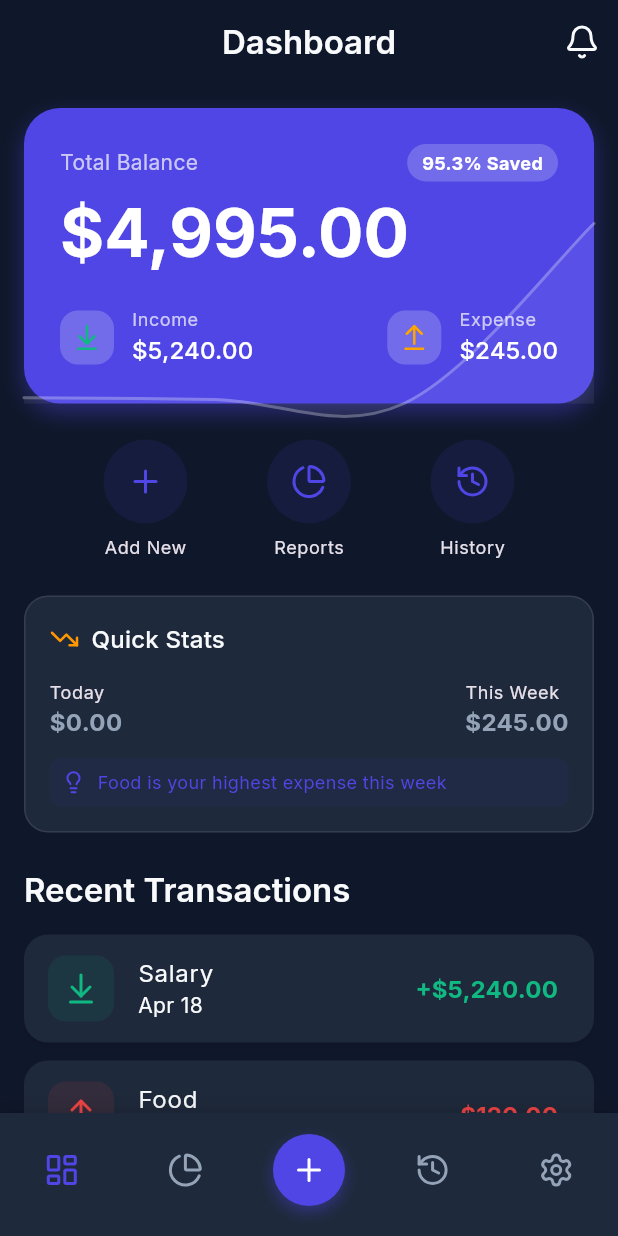
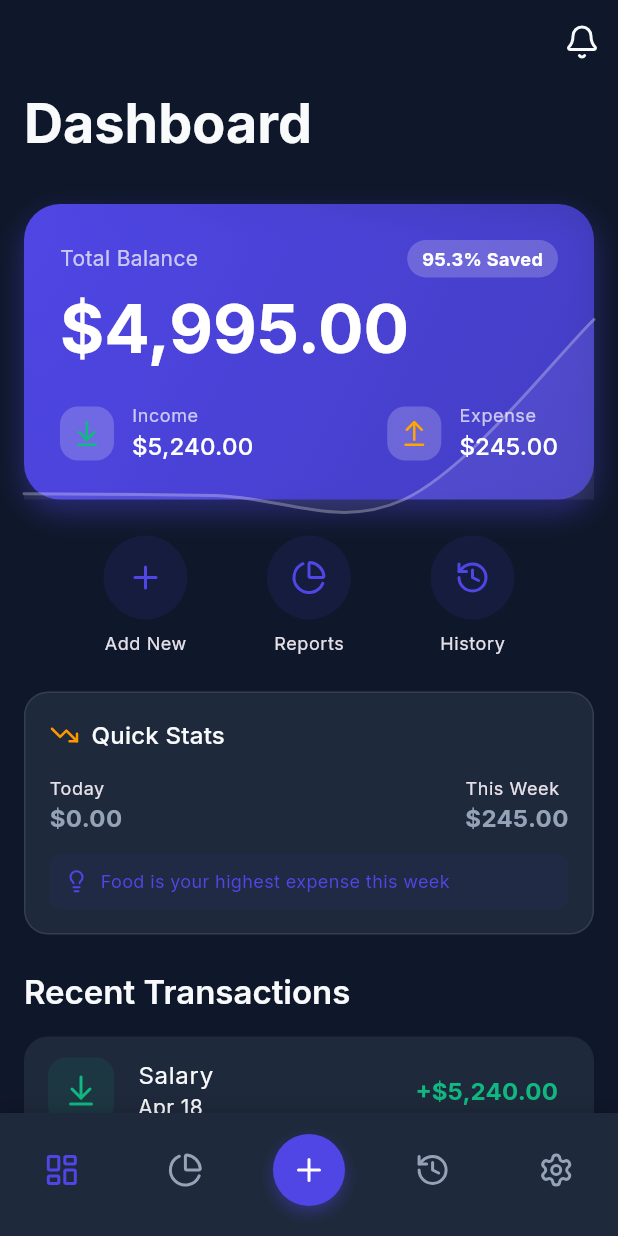
Before and after one commit to farukislamyt/fintrack_pro, a Flutter app: the screen it shows after launch, on a phone screen of 412 x 824 dp. Run offline on Flutter 3.47's test engine with Material 3 defaults, Android fonts, the phone set to English and light mode, and no system bars; drawn by our look-alikes of fl_chart, flutter_animate; our stand-ins replace flutter_riverpod, go_router, google_fonts, lucide_icons, shared_preferences.

Commit message:
feat: implement dashboard, history, and reports screens with data visualization and filtering capabilities

```diff
--- a/lib/features/dashboard/screens/dashboard_screen.dart
+++ b/lib/features/dashboard/screens/dashboard_screen.dart
@@ -5,6 +5,7 @@ import 'package:lucide_icons/lucide_icons.dart';
 import 'package:intl/intl.dart';
 import 'package:fl_chart/fl_chart.dart';
 import 'dart:math' as math;
+import 'package:flutter_animate/flutter_animate.dart';
 import '../../../core/models/transaction_model.dart';
 import '../../../core/providers/transaction_provider.dart';
 
@@ -13,46 +14,56 @@ class DashboardScreen extends ConsumerWidget {
 
   @override
   Widget build(BuildContext context, WidgetRef ref) {
+    return Scaffold(
+      body: CustomScrollView(
+        physics: const BouncingScrollPhysics(),
+        slivers: [
+          SliverAppBar(
+            expandedHeight: 120,
+            floating: false,
+            pinned: true,
+            scrolledUnderElevation: 8,
+            flexibleSpace: FlexibleSpaceBar(
+              title: Text('Dashboard', style: Theme.of(context).textTheme.titleLarge?.copyWith(fontWeight: FontWeight.bold, fontSize: 24)),
+              centerTitle: false,
+              titlePadding: const EdgeInsets.only(left: 16, bottom: 16),
+            ),
+            actions: [
+              IconButton(icon: const Icon(LucideIcons.bell), onPressed: () {}),
+            ],
+          ),
+          SliverPadding(
+            padding: const EdgeInsets.all(16.0),
+            sliver: SliverList(
+              delegate: SliverChildListDelegate([
+                const _DashboardBalanceCard().animate().fade(duration: 500.ms).slideY(begin: 0.1, end: 0, curve: Curves.easeOutQuad),
+                const SizedBox(height: 24),
+                const _DashboardQuickActions().animate().fade(duration: 500.ms, delay: 100.ms).slideY(begin: 0.1, end: 0, curve: Curves.easeOutQuad),
+                const SizedBox(height: 24),
+                const _DashboardMiniTrends().animate().fade(duration: 500.ms, delay: 200.ms).slideY(begin: 0.1, end: 0, curve: Curves.easeOutQuad),
+                const SizedBox(height: 24),
+                Text('Recent Transactions', style: Theme.of(context).textTheme.titleLarge).animate().fade(duration: 500.ms, delay: 300.ms),
+                const SizedBox(height: 16),
+                const _DashboardRecentTransactions().animate().fade(duration: 500.ms, delay: 400.ms).slideY(begin: 0.1, end: 0, curve: Curves.easeOutQuad),
+                const SizedBox(height: 32),
+              ]),
+            ),
+          ),
+        ],
+      ),
+    );
+  }
+}
+
+class _DashboardBalanceCard extends ConsumerWidget {
+  const _DashboardBalanceCard();
+
+  @override
+  Widget build(BuildContext context, WidgetRef ref) {
     final balance = ref.watch(totalBalanceProvider);
     final income = ref.watch(totalIncomeProvider);
     final expense = ref.watch(totalExpenseProvider);
     final transactions = ref.watch(transactionProvider);
-    final recentTransactions = transactions.take(5).toList();
-
-    return Scaffold(
-      appBar: AppBar(
-        title: const Text('Dashboard'),
-        actions: [
-          IconButton(
-            icon: const Icon(LucideIcons.bell),
-            onPressed: () {},
-          )
-        ],
-      ),
-      body: SingleChildScrollView(
-        padding: const EdgeInsets.all(16.0),
-        child: Column(
-          crossAxisAlignment: CrossAxisAlignment.start,
-          children: [
-            _buildBalanceCard(context, balance, income, expense, transactions),
-            const SizedBox(height: 24),
-            _buildQuickActions(context),
-            const SizedBox(height: 24),
-            _buildMiniTrends(context, transactions),
-            const SizedBox(height: 24),
-            Text(
-              'Recent Transactions',
-              style: Theme.of(context).textTheme.titleLarge,
-            ),
-            const SizedBox(height: 16),
-            _buildTransactionList(context, recentTransactions),
-          ],
-        ),
-      ),
-    );
-  }
-
-  Widget _buildBalanceCard(BuildContext context, double balance, double income, double expense, List<TransactionModel> transactions) {
     final theme = Theme.of(context);
     final currencyFormat = NumberFormat.currency(symbol: '\$');
 
@@ -62,13 +73,20 @@ class DashboardScreen extends ConsumerWidget {
     return Container(
       width: double.infinity,
       decoration: BoxDecoration(
-        color: theme.primaryColor,
+        gradient: LinearGradient(
+          begin: Alignment.topLeft,
+          end: Alignment.bottomRight,
+          colors: [
+            theme.primaryColor,
+            theme.primaryColor.withValues(alpha: 0.7),
+          ],
+        ),
         borderRadius: BorderRadius.circular(24),
         boxShadow: [
           BoxShadow(
             color: theme.primaryColor.withValues(alpha: 0.4),
-            blurRadius: 12,
-            offset: const Offset(0, 6),
+            blurRadius: 16,
+            offset: const Offset(0, 8),
           ),
         ],
       ),
@@ -83,9 +101,7 @@ class DashboardScreen extends ConsumerWidget {
               child: Opacity(
                 opacity: 0.3,
                 child: IgnorePointer(
-                  child: LineChart(
-                    _buildSparklineData(transactions),
-                  ),
+                  child: LineChart(_buildSparklineData(transactions)),
                 ),
               ),
             ),
@@ -100,9 +116,7 @@ class DashboardScreen extends ConsumerWidget {
                   children: [
                     Text(
                       'Total Balance',
-                      style: theme.textTheme.bodyMedium?.copyWith(
-                        color: Colors.white70,
-                      ),
+                      style: theme.textTheme.bodyMedium?.copyWith(color: Colors.white70),
                     ),
                     Container(
                       padding: const EdgeInsets.symmetric(horizontal: 10, vertical: 4),
@@ -120,16 +134,14 @@ class DashboardScreen extends ConsumerWidget {
                 const SizedBox(height: 8),
                 Text(
                   currencyFormat.format(balance),
-                  style: theme.textTheme.displayMedium?.copyWith(
-                    color: Colors.white,
-                  ),
+                  style: theme.textTheme.displayMedium?.copyWith(color: Colors.white),
                 ),
                 const SizedBox(height: 24),
                 Row(
                   mainAxisAlignment: MainAxisAlignment.spaceBetween,
                   children: [
-                    _buildIncomeExpenseStat(context, 'Income', currencyFormat.format(income), LucideIcons.arrowDownToLine, theme.colorScheme.secondary),
-                    _buildIncomeExpenseStat(context, 'Expense', currencyFormat.format(expense), LucideIcons.arrowUpFromLine, const Color(0xFFFFA500)),
+                    _IncomeExpenseStat(label: 'Income', amount: currencyFormat.format(income), icon: LucideIcons.arrowDownToLine, color: theme.colorScheme.secondary),
+                    _IncomeExpenseStat(label: 'Expense', amount: currencyFormat.format(expense), icon: LucideIcons.arrowUpFromLine, color: const Color(0xFFFFA500)),
                   ],
                 ),
               ],
@@ -155,9 +167,7 @@ class DashboardScreen extends ConsumerWidget {
       spots.add(FlSpot(i.toDouble(), runningNet));
     }
 
-    if (spots.length == 1) {
-      spots.add(FlSpot(1, spots.first.y));
-    }
+    if (spots.length == 1) spots.add(FlSpot(1, spots.first.y));
 
     return LineChartData(
       gridData: const FlGridData(show: false),
@@ -179,8 +189,23 @@ class DashboardScreen extends ConsumerWidget {
       ],
     );
   }
+}
 
-  Widget _buildIncomeExpenseStat(BuildContext context, String label, String amount, IconData icon, Color color) {
+class _IncomeExpenseStat extends StatelessWidget {
+  final String label;
+  final String amount;
+  final IconData icon;
+  final Color color;
+
+  const _IncomeExpenseStat({
+    required this.label,
+    required this.amount,
+    required this.icon,
+    required this.color,
+  });
+
+  @override
+  Widget build(BuildContext context) {
     return Row(
       children: [
         Container(
@@ -195,34 +220,43 @@ class DashboardScreen extends ConsumerWidget {
         Column(
           crossAxisAlignment: CrossAxisAlignment.start,
           children: [
-            Text(
-              label,
-              style: Theme.of(context).textTheme.bodySmall?.copyWith(color: Colors.white70),
-            ),
-            Text(
-              amount,
-              style: Theme.of(context).textTheme.titleMedium?.copyWith(color: Colors.white),
-            ),
+            Text(label, style: Theme.of(context).textTheme.bodySmall?.copyWith(color: Colors.white70)),
+            Text(amount, style: Theme.of(context).textTheme.titleMedium?.copyWith(color: Colors.white)),
           ],
         ),
       ],
     );
   }
+}
 
-  Widget _buildQuickActions(BuildContext context) {
+class _DashboardQuickActions extends StatelessWidget {
+  const _DashboardQuickActions();
+
+  @override
+  Widget build(BuildContext context) {
     return Row(
       mainAxisAlignment: MainAxisAlignment.spaceEvenly,
       children: [
-        _buildActionButton(context, 'Add New', LucideIcons.plus, () => context.go('/add_transaction')),
-        _buildActionButton(context, 'Reports', LucideIcons.pieChart, () => context.go('/reports')),
-        _buildActionButton(context, 'History', LucideIcons.history, () => context.go('/history')),
+        _ActionButton(title: 'Add New', icon: LucideIcons.plus, onTap: () => context.go('/add_transaction')),
+        _ActionButton(title: 'Reports', icon: LucideIcons.pieChart, onTap: () => context.go('/reports')),
+        _ActionButton(title: 'History', icon: LucideIcons.history, onTap: () => context.go('/history')),
       ],
     );
   }
+}
 
-  Widget _buildActionButton(BuildContext context, String title, IconData icon, VoidCallback onTap) {
+class _ActionButton extends StatelessWidget {
+  final String title;
+  final IconData icon;
+  final VoidCallback onTap;
+
+  const _ActionButton({required this.title, required this.icon, required this.onTap});
+
+  @override
+  Widget build(BuildContext context) {
     return GestureDetector(
       onTap: onTap,
+      behavior: HitTestBehavior.opaque,
       child: Column(
         children: [
           Container(
@@ -239,8 +273,14 @@ class DashboardScreen extends ConsumerWidget {
       ),
     );
   }
+}
 
-  Widget _buildMiniTrends(BuildContext context, List<TransactionModel> transactions) {
+class _DashboardMiniTrends extends ConsumerWidget {
+  const _DashboardMiniTrends();
+
+  @override
+  Widget build(BuildContext context, WidgetRef ref) {
+    final transactions = ref.watch(transactionProvider);
     final now = DateTime.now();
     double todayExpense = 0;
     double weekExpense = 0;
@@ -307,7 +347,7 @@ class DashboardScreen extends ConsumerWidget {
           ),
           const SizedBox(height: 12),
           Container(
-            padding: const EdgeInsets.all(8),
+            padding: const EdgeInsets.all(10),
             decoration: BoxDecoration(
               color: Theme.of(context).primaryColor.withValues(alpha: 0.05),
               borderRadius: BorderRadius.circular(8),
@@ -324,8 +364,14 @@ class DashboardScreen extends ConsumerWidget {
       ),
     );
   }
+}
 
-  Widget _buildTransactionList(BuildContext context, List<TransactionModel> transactions) {
+class _DashboardRecentTransactions extends ConsumerWidget {
+  const _DashboardRecentTransactions();
+
+  @override
+  Widget build(BuildContext context, WidgetRef ref) {
+    final transactions = ref.watch(transactionProvider).take(5).toList();
     if (transactions.isEmpty) {
       return const Center(
         child: Padding(
@@ -340,6 +386,7 @@ class DashboardScreen extends ConsumerWidget {
     return ListView.builder(
       shrinkWrap: true,
       physics: const NeverScrollableScrollPhysics(),
+      padding: EdgeInsets.zero,
       itemCount: transactions.length,
       itemBuilder: (context, index) {
         final tx = transactions[index];
@@ -347,6 +394,7 @@ class DashboardScreen extends ConsumerWidget {
 
         return Card(
           margin: const EdgeInsets.only(bottom: 12),
+          clipBehavior: Clip.antiAlias,
           child: ListTile(
             leading: Container(
               padding: const EdgeInsets.all(10),
@@ -371,7 +419,7 @@ class DashboardScreen extends ConsumerWidget {
               ),
             ),
           ),
-        );
+        ).animate().fade(duration: 500.ms, delay: (100 * index).ms).slideX(begin: 0.1, end: 0, curve: Curves.easeOutQuad);
       },
     );
   }
--- a/lib/features/history/screens/history_screen.dart
+++ b/lib/features/history/screens/history_screen.dart
@@ -2,6 +2,8 @@ import 'package:flutter/material.dart';
 import 'package:flutter_riverpod/flutter_riverpod.dart';
 import 'package:lucide_icons/lucide_icons.dart';
 import 'package:intl/intl.dart';
+import 'package:flutter_animate/flutter_animate.dart';
+import 'dart:math' as math;
 import '../../../core/models/transaction_model.dart';
 import '../../../core/providers/transaction_provider.dart';
 
@@ -14,20 +16,31 @@ class HistoryScreen extends ConsumerWidget {
     final currencyFormat = NumberFormat.currency(symbol: '\$');
 
     return Scaffold(
-      appBar: AppBar(
-        title: const Text('Transaction History'),
+      body: CustomScrollView(
+        physics: const BouncingScrollPhysics(),
+        slivers: [
+          SliverAppBar(
+            expandedHeight: 140,
+            floating: true,
+            pinned: true,
+            scrolledUnderElevation: 8,
+            flexibleSpace: FlexibleSpaceBar(
+              title: Text('Transaction History', style: Theme.of(context).textTheme.titleLarge?.copyWith(fontWeight: FontWeight.bold, fontSize: 22)),
+              centerTitle: false,
+              titlePadding: const EdgeInsets.only(left: 16, bottom: 64),
+            ),
             bottom: PreferredSize(
               preferredSize: const Size.fromHeight(60),
               child: Padding(
-            padding: const EdgeInsets.symmetric(horizontal: 16.0, vertical: 8.0),
+                padding: const EdgeInsets.fromLTRB(16.0, 0, 16.0, 12.0),
                 child: TextField(
                   decoration: InputDecoration(
-                hintText: 'Search categories or descriptions...',
+                    hintText: 'Search categories...',
                     prefixIcon: const Icon(LucideIcons.search),
                     filled: true,
                     fillColor: Theme.of(context).cardTheme.color,
                     border: OutlineInputBorder(
-                  borderRadius: BorderRadius.circular(12),
+                      borderRadius: BorderRadius.circular(16),
                       borderSide: BorderSide.none,
                     ),
                     contentPadding: EdgeInsets.zero,
@@ -39,12 +52,17 @@ class HistoryScreen extends ConsumerWidget {
               ),
             ),
           ),
-      body: transactions.isEmpty
-        ? const Center(child: Text('No transactions found.'))
-        : ListView.builder(
+
+          if (transactions.isEmpty)
+            SliverFillRemaining(
+              child: const Center(child: Text('No transactions found.')).animate().fade(duration: 500.ms),
+            )
+          else
+            SliverPadding(
               padding: const EdgeInsets.all(16.0),
-            itemCount: transactions.length,
-            itemBuilder: (context, index) {
+              sliver: SliverList(
+                delegate: SliverChildBuilderDelegate(
+                  (context, index) {
                     final tx = transactions[index];
                     final isIncome = tx.type == TransactionType.income;
 
@@ -56,7 +74,7 @@ class HistoryScreen extends ConsumerWidget {
                         padding: const EdgeInsets.only(right: 20),
                         decoration: BoxDecoration(
                           color: Colors.red,
-                    borderRadius: BorderRadius.circular(12),
+                          borderRadius: BorderRadius.circular(16),
                         ),
                         margin: const EdgeInsets.only(bottom: 12),
                         child: const Icon(LucideIcons.trash, color: Colors.white),
@@ -69,6 +87,7 @@ class HistoryScreen extends ConsumerWidget {
                       },
                       child: Card(
                         margin: const EdgeInsets.only(bottom: 12),
+                        clipBehavior: Clip.antiAlias,
                         child: ListTile(
                           leading: Container(
                             padding: const EdgeInsets.all(10),
@@ -95,9 +114,14 @@ class HistoryScreen extends ConsumerWidget {
                             ),
                           ),
                         ),
-                ),
+                      ).animate().fade(duration: 500.ms, delay: (50 * math.min(index, 10)).ms).slideX(begin: 0.05, end: 0, curve: Curves.easeOutQuad),
                     );
                   },
+                  childCount: transactions.length,
+                ),
+              ),
+            ),
+        ],
       ),
     );
   }
--- a/lib/features/reports/screens/reports_screen.dart
+++ b/lib/features/reports/screens/reports_screen.dart
@@ -1,6 +1,7 @@
 import 'package:flutter/material.dart';
 import 'package:flutter_riverpod/flutter_riverpod.dart';
 import 'package:fl_chart/fl_chart.dart';
+import 'package:flutter_animate/flutter_animate.dart';
 import 'package:lucide_icons/lucide_icons.dart';
 import '../../../core/providers/transaction_provider.dart';
 import '../../../core/models/transaction_model.dart';
@@ -40,7 +41,7 @@ class ReportsScreen extends ConsumerWidget {
                   _buildFilterChip(context, ref, 'Today', ReportTimeRange.daily, range == ReportTimeRange.daily),
                 ],
               ),
-            ),
+            ).animate().fade(duration: 500.ms).slideY(begin: 0.1, end: 0, curve: Curves.easeOutQuad),
 
             // Core Summary Row
             Padding(
@@ -74,7 +75,7 @@ class ReportsScreen extends ConsumerWidget {
                   height: 220,
                   child: _buildLineChart(context, transactions),
                 )
-              ),
+              ).animate().fade(duration: 500.ms, delay: 100.ms).slideY(begin: 0.1, end: 0, curve: Curves.easeOutQuad),
 
               // Bar Chart (Income vs Expense)
               _buildChartContainer(
@@ -84,7 +85,7 @@ class ReportsScreen extends ConsumerWidget {
                   height: 200,
                   child: _buildBarChart(context, income, expense),
                 )
-              ),
+              ).animate().fade(duration: 500.ms, delay: 200.ms).slideY(begin: 0.1, end: 0, curve: Curves.easeOutQuad),
 
               // Pie Chart (Category Breakdown)
               _buildChartContainer(
@@ -110,10 +111,11 @@ class ReportsScreen extends ConsumerWidget {
                     ]
                   ],
                 ),
-              ),
+              ).animate().fade(duration: 500.ms, delay: 300.ms).slideY(begin: 0.1, end: 0, curve: Curves.easeOutQuad),
 
               // Insights Panel
-              _buildInsightsPanel(context, transactions, expensesByCategory),
+              _buildInsightsPanel(context, transactions, expensesByCategory)
+                  .animate().fade(duration: 500.ms, delay: 400.ms).slideY(begin: 0.1, end: 0, curve: Curves.easeOutQuad),
               const SizedBox(height: 32),
             ],
           ],
--- a/pubspec.yaml
+++ b/pubspec.yaml
@@ -43,6 +43,7 @@ dependencies:
   uuid: ^4.5.3
   intl: ^0.20.2
   fl_chart: ^1.2.0
+  flutter_animate: ^4.5.2
 
 dev_dependencies:
   flutter_test:
```
Also changed, not shown: pubspec.lock. Lines whose indentation alone changed are shown as unchanged.
